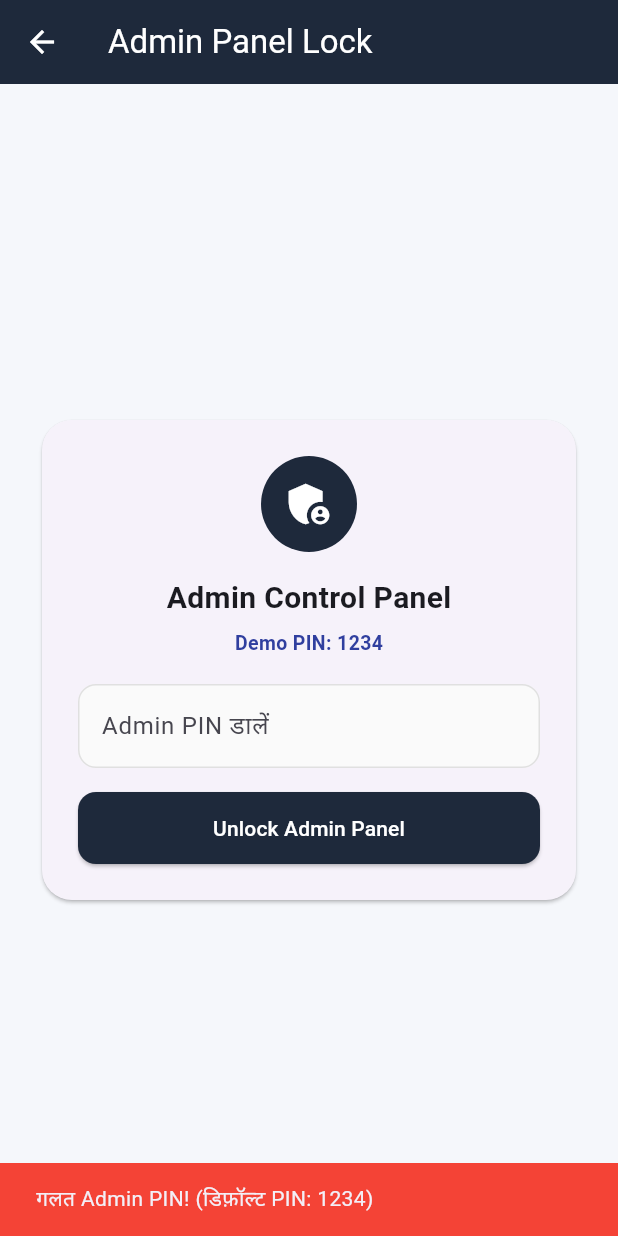
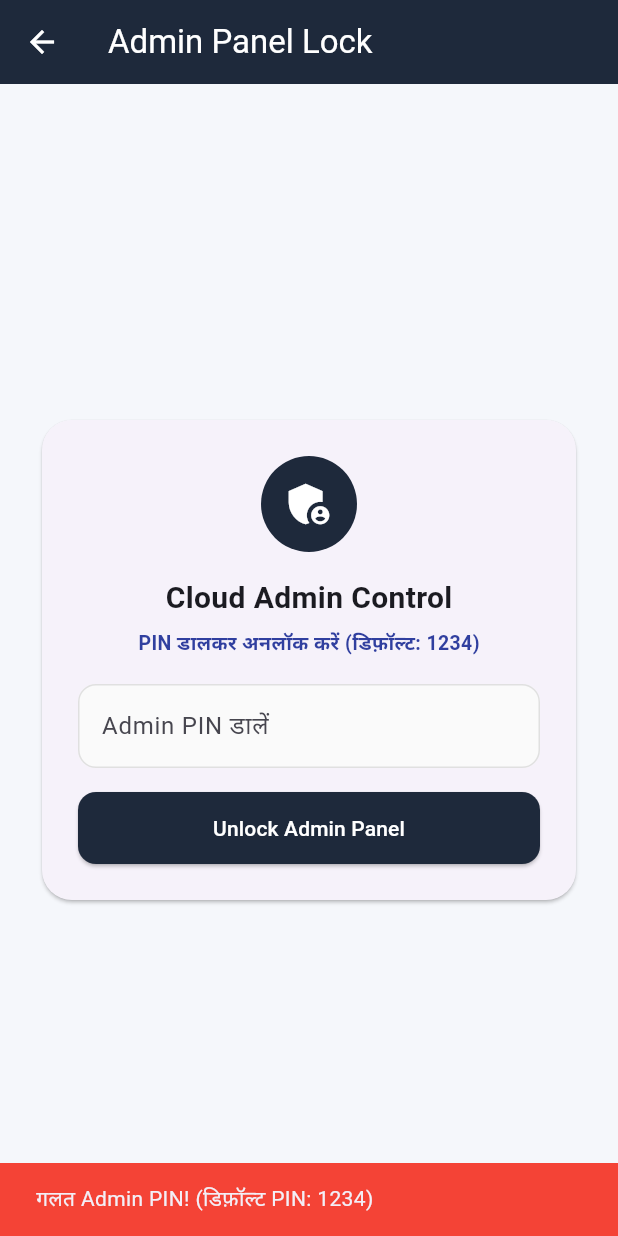
Before and after one commit to bramhanand564-bit/task-tester-app, a Flutter app: the AdminPanelScreen screen opened directly, after a tap on "Unlock Admin Panel", on a phone screen of 412 x 824 dp. Run offline on Flutter 3.47's test engine with Material 3 defaults, Android fonts, the phone set to English and light mode, and no system bars; our stand-ins replace cloud_firestore, firebase_auth, firebase_core, shared_preferences; accounts and stored records are empty.

Commit message:
Update admin_panel_screen.dart

```diff
--- a/lib/screens/admin_panel_screen.dart
+++ b/lib/screens/admin_panel_screen.dart
@@ -1,8 +1,7 @@
 import 'package:flutter/material.dart';
 import 'package:flutter/services.dart';
-import 'package:shared_preferences/shared_preferences.dart';
 import '../models/task_model.dart';
-import '../services/app_storage.dart';
+import '../services/firebase_service.dart';
 
 class AdminPanelScreen extends StatefulWidget {
   const AdminPanelScreen({super.key});
@@ -14,14 +13,12 @@ class AdminPanelScreen extends StatefulWidget {
 class _AdminPanelScreenState extends State<AdminPanelScreen> {
   final TextEditingController _pinController = TextEditingController();
   bool isUnlocked = false;
+  bool isLoadingData = true;
   String savedPin = '1234';
 
   List<AppTask> allTasks = [];
   List<Map<String, dynamic>> withdrawals = [];
-  String testerEmail = '';
-  String testerName = '';
-  String deviceId = '';
-  int userCoins = 0;
+  List<Map<String, dynamic>> testers = [];
 
   @override
   void initState() {
@@ -36,22 +33,28 @@ class _AdminPanelScreenState extends State<AdminPanelScreen> {
   }
 
   Future<void> _initAdminData() async {
-    final pin = await AppStorage.getAdminPin();
-    final tasks = await AppStorage.getAllTasks();
-    final payouts = await AppStorage.getWithdrawals();
-    final prefs = await SharedPreferences.getInstance();
-    final devId = await AppStorage.getOrCreateDeviceId();
+    setState(() => isLoadingData = true);
+    try {
+      final pin = await FirebaseService.getAdminPin();
+      final tasks = await FirebaseService.getAllTasks();
+      final payouts = await FirebaseService.getAllWithdrawalsForAdmin();
+      final usersList = await FirebaseService.getAllTestersForAdmin();
 
       if (!mounted) return;
       setState(() {
         savedPin = pin;
         allTasks = tasks;
         withdrawals = payouts;
-      testerEmail = prefs.getString('user_email') ?? 'No Email';
-      testerName = prefs.getString('user_name') ?? 'Tester';
-      userCoins = prefs.getInt('user_coins') ?? 0;
-      deviceId = devId;
+        testers = usersList;
+        isLoadingData = false;
       });
+    } catch (e) {
+      if (!mounted) return;
+      setState(() => isLoadingData = false);
+      ScaffoldMessenger.of(context).showSnackBar(
+        SnackBar(content: Text('डेटा लोड एरर: $e'), backgroundColor: Colors.red),
+      );
+    }
   }
 
   void _verifyPin() {
@@ -76,7 +79,7 @@ class _AdminPanelScreenState extends State<AdminPanelScreen> {
       ),
       builder: (_) => _AddTaskSheet(
         onSave: (newTask) async {
-          await AppStorage.addCustomTask(newTask);
+          await FirebaseService.addTask(newTask);
           await _initAdminData();
         },
       ),
@@ -84,11 +87,11 @@ class _AdminPanelScreenState extends State<AdminPanelScreen> {
   }
 
   Future<void> _deleteTask(AppTask task) async {
-    await AppStorage.deleteTask(task.id);
+    await FirebaseService.deleteTask(task.id);
     await _initAdminData();
     if (!mounted) return;
     ScaffoldMessenger.of(context).showSnackBar(
-      SnackBar(content: Text('"${task.appName}" हटा दिया गया!')),
+      SnackBar(content: Text('"${task.appName}" क्लाउड से हटा दिया गया!')),
     );
   }
 
@@ -97,9 +100,14 @@ class _AdminPanelScreenState extends State<AdminPanelScreen> {
     String newStatus,
     bool refund,
   ) async {
-    final rawIndex = item['rawIndex'] as int;
-    await AppStorage.updateWithdrawalStatus(
-      rawIndex: rawIndex,
+    final docId = item['docId']?.toString() ?? '';
+    final targetUid = item['uid']?.toString() ?? '';
+    final amtCoins = (item['coins'] as num?)?.toInt() ?? 0;
+
+    await FirebaseService.adminUpdateWithdrawal(
+      txDocId: docId,
+      targetUid: targetUid,
+      coins: amtCoins,
       newStatus: newStatus,
       refundCoins: refund,
     );
@@ -109,7 +117,7 @@ class _AdminPanelScreenState extends State<AdminPanelScreen> {
       SnackBar(
         content: Text(
           refund
-              ? 'रिक्वेस्ट रिजेक्ट हुई और कॉइन्स यूज़र के वॉलेट में रिफंड हो गए!'
+              ? 'रिक्वेस्ट रिजेक्ट हुई और कॉइन्स वापस यूज़र के वॉलेट में रिफंड हो गए!'
               : 'पेमेंट स्टेटस "$newStatus" अपडेट हो गया!',
         ),
         backgroundColor: refund ? Colors.orange.shade800 : Colors.green,
@@ -117,10 +125,25 @@ class _AdminPanelScreenState extends State<AdminPanelScreen> {
     );
   }
 
-  void _copyTesterGmail() {
-    Clipboard.setData(ClipboardData(text: testerEmail));
+  void _copyAllTesterGmails() {
+    final emails = testers
+        .map((t) => t['email']?.toString() ?? '')
+        .where((e) => e.isNotEmpty)
+        .join(', ');
+    if (emails.isEmpty) {
       ScaffoldMessenger.of(context).showSnackBar(
-      SnackBar(content: Text('Play Console के लिए "$testerEmail" कॉपी हो गया!')),
+        const SnackBar(content: Text('अभी कोई टेस्टर रजिस्टर्ड नहीं है!')),
+      );
+      return;
+    }
+
+    Clipboard.setData(ClipboardData(text: emails));
+    ScaffoldMessenger.of(context).showSnackBar(
+      SnackBar(
+        content: Text(
+          'सभी ${testers.length} टेस्टर्स की Gmail IDs कॉपी हो गईं! अब Play Console में पेस्ट करें।',
+        ),
+      ),
     );
   }
 
@@ -146,12 +169,12 @@ class _AdminPanelScreenState extends State<AdminPanelScreen> {
           ElevatedButton(
             onPressed: () async {
               if (controller.text.trim().length >= 4) {
-                await AppStorage.setAdminPin(controller.text.trim());
+                await FirebaseService.setAdminPin(controller.text.trim());
                 await _initAdminData();
                 if (ctx.mounted) Navigator.pop(ctx);
                 if (mounted) {
                   ScaffoldMessenger.of(context).showSnackBar(
-                    const SnackBar(content: Text('नया Admin PIN सेव हो गया!')),
+                    const SnackBar(content: Text('नया Cloud Admin PIN सेव हो गया!')),
                   );
                 }
               }
@@ -166,7 +189,6 @@ class _AdminPanelScreenState extends State<AdminPanelScreen> {
 
   @override
   Widget build(BuildContext context) {
-    // 1. यदि अनलॉक नहीं है तो PIN स्क्रीन दिखाएं
     if (!isUnlocked) {
       return Scaffold(
         appBar: AppBar(
@@ -194,13 +216,13 @@ class _AdminPanelScreenState extends State<AdminPanelScreen> {
                     ),
                     const SizedBox(height: 16),
                     const Text(
-                      'Admin Control Panel',
+                      'Cloud Admin Control',
                       style:
                           TextStyle(fontSize: 20, fontWeight: FontWeight.bold),
                     ),
                     const SizedBox(height: 6),
                     Text(
-                      'Demo PIN: $savedPin',
+                      'PIN डालकर अनलॉक करें (डिफ़ॉल्ट: 1234)',
                       style: TextStyle(
                         color: Colors.indigo.shade700,
                         fontWeight: FontWeight.w600,
@@ -244,7 +266,6 @@ class _AdminPanelScreenState extends State<AdminPanelScreen> {
       );
     }
 
-    // 2. अनलॉक होने के बाद पूरा 3-Tab Admin Panel
     final pendingCount = withdrawals
         .where((w) => (w['status']?.toString() ?? '').contains('Pending'))
         .length;
@@ -253,10 +274,15 @@ class _AdminPanelScreenState extends State<AdminPanelScreen> {
       length: 3,
       child: Scaffold(
         appBar: AppBar(
-          title: const Text('Admin Panel'),
+          title: const Text('Live Cloud Admin'),
           backgroundColor: const Color(0xFF1E293B),
           foregroundColor: Colors.white,
           actions: [
+            IconButton(
+              onPressed: _initAdminData,
+              icon: const Icon(Icons.refresh),
+              tooltip: 'Refresh',
+            ),
             IconButton(
               onPressed: _changePinDialog,
               icon: const Icon(Icons.key),
@@ -270,7 +296,7 @@ class _AdminPanelScreenState extends State<AdminPanelScreen> {
             tabs: [
               Tab(text: 'Tasks (${allTasks.length})'),
               Tab(text: 'Payouts ($pendingCount)'),
-              const Tab(text: 'Testers'),
+              Tab(text: 'Testers (${testers.length})'),
             ],
           ),
         ),
@@ -281,9 +307,11 @@ class _AdminPanelScreenState extends State<AdminPanelScreen> {
           icon: const Icon(Icons.add),
           label: const Text('नया ऐप जोड़ें'),
         ),
-        body: TabBarView(
+        body: isLoadingData
+            ? const Center(child: CircularProgressIndicator())
+            : TabBarView(
                 children: [
-            // TAB 1: MANAGE TASKS
+                  // TAB 1: TASKS
                   ListView(
                     padding: const EdgeInsets.fromLTRB(16, 16, 16, 90),
                     children: [
@@ -300,7 +328,8 @@ class _AdminPanelScreenState extends State<AdminPanelScreen> {
                           child: ListTile(
                             leading: CircleAvatar(
                               backgroundColor: Colors.indigo.shade50,
-                        child: const Icon(Icons.android, color: Color(0xFF4F46E5)),
+                              child: const Icon(Icons.android,
+                                  color: Color(0xFF4F46E5)),
                             ),
                             title: Text(
                               task.appName,
@@ -311,7 +340,8 @@ class _AdminPanelScreenState extends State<AdminPanelScreen> {
                             ),
                             isThreeLine: true,
                             trailing: IconButton(
-                        icon: const Icon(Icons.delete_outline, color: Colors.red),
+                              icon: const Icon(Icons.delete_outline,
+                                  color: Colors.red),
                               onPressed: () => _deleteTask(task),
                             ),
                           ),
@@ -320,7 +350,7 @@ class _AdminPanelScreenState extends State<AdminPanelScreen> {
                       const SizedBox(height: 10),
                       TextButton.icon(
                         onPressed: () async {
-                    await AppStorage.restoreDefaultTasks();
+                          await FirebaseService.restoreDefaultTasks();
                           await _initAdminData();
                         },
                         icon: const Icon(Icons.restore),
@@ -329,19 +359,21 @@ class _AdminPanelScreenState extends State<AdminPanelScreen> {
                     ],
                   ),
 
-            // TAB 2: WITHDRAWAL REQUESTS
+                  // TAB 2: ALL USERS WITHDRAWALS
                   withdrawals.isEmpty
                       ? const Center(
-                    child: Text('अभी कोई Withdrawal रिक्वेस्ट नहीं आई है।'),
+                          child: Text('अभी कोई Withdrawal रिक्वेस्ट नहीं है।'),
                         )
                       : ListView.builder(
                           padding: const EdgeInsets.fromLTRB(16, 16, 16, 80),
                           itemCount: withdrawals.length,
                           itemBuilder: (context, index) {
                             final w = withdrawals[index];
-                      final status = w['status']?.toString() ?? 'Pending';
+                            final status =
+                                w['status']?.toString() ?? 'Pending';
                             final isPending = status.contains('Pending');
-                      final amtCoins = (w['coins'] as num?)?.toInt() ?? 0;
+                            final amtCoins =
+                                (w['coins'] as num?)?.toInt() ?? 0;
 
                             return Card(
                               margin: const EdgeInsets.only(bottom: 12),
@@ -356,7 +388,8 @@ class _AdminPanelScreenState extends State<AdminPanelScreen> {
                                       children: [
                                         Expanded(
                                           child: Text(
-                                      w['title']?.toString() ?? 'Withdrawal',
+                                            w['title']?.toString() ??
+                                                'Withdrawal',
                                             style: const TextStyle(
                                               fontWeight: FontWeight.bold,
                                               fontSize: 14,
@@ -373,9 +406,16 @@ class _AdminPanelScreenState extends State<AdminPanelScreen> {
                                         ),
                                       ],
                                     ),
-                              const SizedBox(height: 6),
+                                    const SizedBox(height: 4),
                                     Text(
-                                'Date: ${w['date']} • Coins: $amtCoins • Status: $status',
+                                      'User: ${w['userEmail'] ?? 'Unknown'}',
+                                      style: TextStyle(
+                                          fontSize: 12,
+                                          color: Colors.grey.shade700),
+                                    ),
+                                    const SizedBox(height: 4),
+                                    Text(
+                                      'Date: ${w['date']} • Coins: $amtCoins • $status',
                                       style: TextStyle(
                                         fontSize: 12,
                                         color: isPending
@@ -390,12 +430,14 @@ class _AdminPanelScreenState extends State<AdminPanelScreen> {
                                         children: [
                                           Expanded(
                                             child: ElevatedButton.icon(
-                                        onPressed: () => _handlePayoutAction(
+                                              onPressed: () =>
+                                                  _handlePayoutAction(
                                                 w,
                                                 'Paid ✅',
                                                 false,
                                               ),
-                                        icon: const Icon(Icons.check, size: 16),
+                                              icon: const Icon(Icons.check,
+                                                  size: 16),
                                               label: const Text('Mark Paid'),
                                               style: ElevatedButton.styleFrom(
                                                 backgroundColor: Colors.green,
@@ -406,7 +448,8 @@ class _AdminPanelScreenState extends State<AdminPanelScreen> {
                                           const SizedBox(width: 8),
                                           Expanded(
                                             child: OutlinedButton.icon(
-                                        onPressed: () => _handlePayoutAction(
+                                              onPressed: () =>
+                                                  _handlePayoutAction(
                                                 w,
                                                 'Rejected (Refunded)',
                                                 true,
@@ -418,7 +461,8 @@ class _AdminPanelScreenState extends State<AdminPanelScreen> {
                                               ),
                                               label: const Text(
                                                 'Reject & Refund',
-                                          style: TextStyle(color: Colors.red),
+                                                style: TextStyle(
+                                                    color: Colors.red),
                                               ),
                                             ),
                                           ),
@@ -432,69 +476,54 @@ class _AdminPanelScreenState extends State<AdminPanelScreen> {
                           },
                         ),
 
-            // TAB 3: TESTERS & PLAY CONSOLE EXPORT
+                  // TAB 3: ALL CLOUD TESTERS + EXPORT
                   ListView(
-              padding: const EdgeInsets.all(16),
+                    padding: const EdgeInsets.fromLTRB(16, 16, 16, 80),
                     children: [
-                Card(
-                  child: Padding(
-                    padding: const EdgeInsets.all(16),
-                    child: Column(
-                      crossAxisAlignment: CrossAxisAlignment.start,
-                      children: [
-                        const Text(
-                          'Active Tester (Google Play Console के लिए)',
-                          style: TextStyle(
-                            fontWeight: FontWeight.bold,
-                            fontSize: 15,
+                      SizedBox(
+                        width: double.infinity,
+                        height: 48,
+                        child: ElevatedButton.icon(
+                          onPressed: _copyAllTesterGmails,
+                          icon: const Icon(Icons.copy_all),
+                          label: Text(
+                            'सभी ${testers.length} टेस्टर्स की Gmail Copy करें',
+                          ),
+                          style: ElevatedButton.styleFrom(
+                            backgroundColor: const Color(0xFF4F46E5),
+                            foregroundColor: Colors.white,
+                            shape: RoundedRectangleBorder(
+                              borderRadius: BorderRadius.circular(12),
                             ),
                           ),
-                        const SizedBox(height: 12),
-                        ListTile(
-                          contentPadding: EdgeInsets.zero,
+                        ),
+                      ),
+                      const SizedBox(height: 14),
+                      ...testers.map((t) {
+                        return Card(
+                          margin: const EdgeInsets.only(bottom: 8),
+                          child: ListTile(
                             leading: const CircleAvatar(
                               backgroundColor: Color(0xFF4F46E5),
                               child: Icon(Icons.person, color: Colors.white),
                             ),
-                          title: Text(testerName),
-                          subtitle: Text('$testerEmail\nDevice ID: $deviceId'),
+                            title: Text(
+                              t['name']?.toString() ?? 'Tester',
+                              style:
+                                  const TextStyle(fontWeight: FontWeight.bold),
+                            ),
+                            subtitle: Text(
+                              '${t['email']}\nDevice: ${t['deviceId'] ?? 'N/A'}',
+                            ),
+                            isThreeLine: true,
                             trailing: Text(
-                            '🪙 $userCoins',
-                            style: const TextStyle(fontWeight: FontWeight.bold),
+                              '🪙 ${t['coins'] ?? 0}',
+                              style:
+                                  const TextStyle(fontWeight: FontWeight.bold),
                             ),
                           ),
-                        const SizedBox(height: 10),
-                        SizedBox(
-                          width: double.infinity,
-                          child: ElevatedButton.icon(
-                            onPressed: _copyTesterGmail,
-                            icon: const Icon(Icons.copy),
-                            label: const Text(
-                              'Copy Gmail for Play Console Closed Testing',
-                            ),
-                            style: ElevatedButton.styleFrom(
-                              backgroundColor: const Color(0xFF4F46E5),
-                              foregroundColor: Colors.white,
-                            ),
-                          ),
-                        ),
-                      ],
-                    ),
-                  ),
-                ),
-                const SizedBox(height: 12),
-                Container(
-                  padding: const EdgeInsets.all(14),
-                  decoration: BoxDecoration(
-                    color: Colors.amber.shade50,
-                    borderRadius: BorderRadius.circular(12),
-                    border: Border.all(color: Colors.amber.shade200),
-                  ),
-                  child: const Text(
-                    '💡 Pro Tip: जब आप इसमें Firebase जोड़ेंगे, तो यहाँ दुनिया भर के सभी टेस्टर्स की पूरी Gmail लिस्ट और सभी के विड्रॉल रिक्वेस्ट एक साथ लाइव दिखेंगे!',
-                    style: TextStyle(fontSize: 12, height: 1.5),
-                  ),
-                ),
+                        );
+                      }),
                     ],
                   ),
                 ],
@@ -504,7 +533,6 @@ class _AdminPanelScreenState extends State<AdminPanelScreen> {
   }
 }
 
-/// Admin द्वारा नया Task जोड़ने का फॉर्म
 class _AddTaskSheet extends StatefulWidget {
   final Future<void> Function(AppTask task) onSave;
 
@@ -530,6 +558,7 @@ class _AddTaskSheetState extends State<_AddTaskSheet> {
   final _bonusCoinsCtrl = TextEditingController(text: '200');
 
   String category = '14-Day Testing';
+  bool isSaving = false;
 
   @override
   void dispose() {
@@ -546,6 +575,7 @@ class _AddTaskSheetState extends State<_AddTaskSheet> {
 
   Future<void> _save() async {
     if (!_formKey.currentState!.validate()) return;
+    setState(() => isSaving = true);
 
     final task = AppTask(
       id: 'task_${DateTime.now().millisecondsSinceEpoch}',
@@ -586,7 +616,7 @@ class _AddTaskSheetState extends State<_AddTaskSheet> {
             crossAxisAlignment: CrossAxisAlignment.stretch,
             children: [
               const Text(
-                'नया Play Store टेस्टिंग ऐप जोड़ें',
+                'क्लाउड पर नया टेस्टिंग ऐप जोड़ें',
                 style: TextStyle(fontSize: 18, fontWeight: FontWeight.bold),
               ),
               const SizedBox(height: 14),
@@ -645,6 +675,7 @@ class _AddTaskSheetState extends State<_AddTaskSheet> {
                 controller: _optInCtrl,
                 decoration: const InputDecoration(
                   labelText: 'Play Store Opt-in Testing Link',
+                  hintText: 'https://play.google.com/apps/testing/com.yourapp',
                 ),
               ),
               const SizedBox(height: 10),
@@ -691,7 +722,7 @@ class _AddTaskSheetState extends State<_AddTaskSheet> {
               SizedBox(
                 height: 48,
                 child: ElevatedButton(
-                  onPressed: _save,
+                  onPressed: isSaving ? null : _save,
                   style: ElevatedButton.styleFrom(
                     backgroundColor: const Color(0xFF4F46E5),
                     foregroundColor: Colors.white,
@@ -699,7 +730,9 @@ class _AddTaskSheetState extends State<_AddTaskSheet> {
                       borderRadius: BorderRadius.circular(12),
                     ),
                   ),
-                  child: const Text('Save & Publish Task'),
+                  child: isSaving
+                      ? const CircularProgressIndicator(color: Colors.white)
+                      : const Text('Save & Publish to All Users'),
                 ),
               ),
             ],
```
Lines whose indentation alone changed are shown as unchanged.
